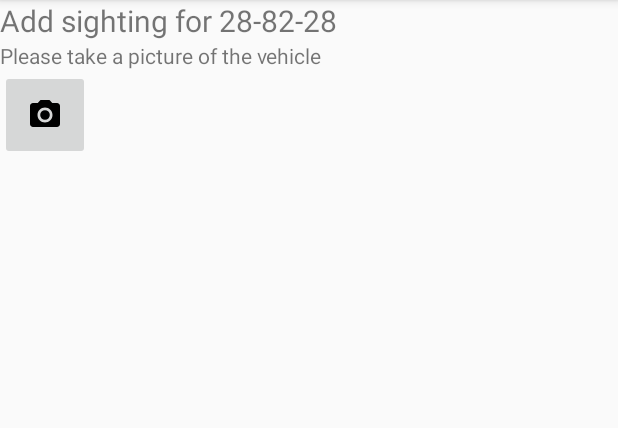
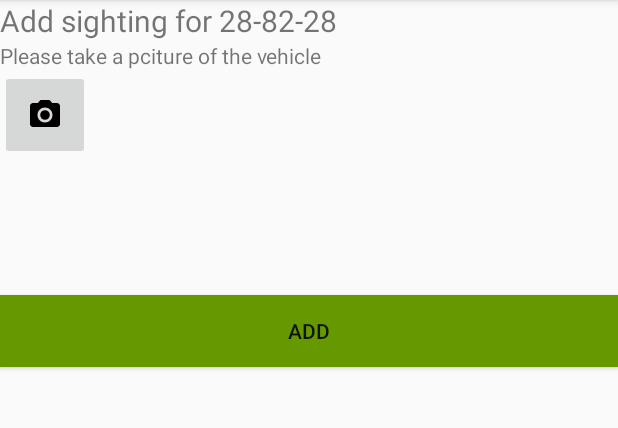
Before and after one commit to roystijsiger/missing-cars-app, an Android app: the NewSightingActivity screen opened directly, with no data from a screen before it, on a phone screen of 412 x 824 dp, the part 84-512 px from its top. Run offline under Robolectric (Android 15) with nearby library versions, the phone set to English and light mode, and no system bars; network calls fail.

Commit message:
add sightings to vehicle

```diff
--- a/app/src/main/java/com/wherismyvehicle/whereismyvehicle/Views/NewSightingActivity.java
+++ b/app/src/main/java/com/wherismyvehicle/whereismyvehicle/Views/NewSightingActivity.java
@@ -1,5 +1,6 @@
 package com.wherismyvehicle.whereismyvehicle.Views;
 
+import android.app.Activity;
 import android.content.Context;
 import android.content.Intent;
 import android.content.pm.PackageManager;
@@ -11,10 +12,14 @@ import android.support.annotation.NonNull;
 import android.support.v4.app.ActivityCompat;
 import android.support.v4.content.ContextCompat;
 import android.support.v7.app.AppCompatActivity;
+import android.util.AttributeSet;
 import android.util.Base64;
 import android.util.Log;
 import android.view.View;
+import android.widget.Button;
 import android.widget.ImageButton;
+import android.widget.ImageView;
+import android.widget.Toast;
 
 import com.google.android.gms.location.FusedLocationProviderClient;
 import com.google.android.gms.location.LocationServices;
@@ -31,19 +36,23 @@ public class NewSightingActivity extends AppCompatActivity implements NewSightin
     private final static int PERMISSIONS_REQUEST_ACCESS_FINE_LOCATION = 1;
     private FusedLocationProviderClient fusedLocationProviderClient;
     private boolean locationPermissionGranted;
-    private String image;
+    private String photo;
     private Location location;
+    private int vehicleId;
+    private Activity activity;
+    private NewSightingActivityPresenter presenter;
     @Override
     public void onCreate(Bundle savedInstanceState) {
         super.onCreate(savedInstanceState);
         setContentView(R.layout.activity_new_sighting);
+        this.vehicleId = getIntent().getIntExtra("vehicle_id", 0);
+        presenter = new NewSightingActivityPresenter(this);
+        this.activity = this;
 
         // Construct a FusedLocationProviderClient.
         fusedLocationProviderClient = LocationServices.getFusedLocationProviderClient(this);
         getLocationPermission();
         getLastLocation();
-
-        int vehicleId = getIntent().getIntExtra("vehicle_id", 0);
 
         //open camera listener
         ImageButton openCameraButton = findViewById(R.id.btn_open_camera);
@@ -56,10 +65,34 @@ public class NewSightingActivity extends AppCompatActivity implements NewSightin
                 }
             }
         });
+
+        Button addSighting = findViewById(R.id.btn_add_sighting);
+        addSighting.setOnClickListener(new View.OnClickListener() {
+            @Override
+            public void onClick(View v) {
+
+                presenter.addNewSightings(location, photo);
+            }
+        });
     }
 
     public Context getContext(){
         return this;
+    }
+
+    public int getVehicleId(){
+        return vehicleId;
+    }
+
+    public void showSuccessMessage(final String message){
+
+        runOnUiThread(new Runnable() {
+            @Override
+            public void run() {
+                String toastMsg = String.format(message);
+                Toast.makeText(activity, toastMsg, Toast.LENGTH_LONG).show();
+            }
+        });
     }
 
     protected void onActivityResult(int requestCode, int resultCode, Intent data) {
@@ -71,7 +104,10 @@ public class NewSightingActivity extends AppCompatActivity implements NewSightin
             imageBitmap.compress(Bitmap.CompressFormat.PNG, 100, byteArrayOutputStream);
             byte[] byteArray = byteArrayOutputStream .toByteArray();
             String encoded = Base64.encodeToString(byteArray, Base64.DEFAULT);
-            this.image = encoded;
+            this.photo = encoded;
+
+            ImageView imagePreview = findViewById(R.id.img_taken_picture);
+            imagePreview.setImageBitmap(imageBitmap);
         }
     }
 
--- a/app/src/main/res/layout/activity_new_sighting.xml
+++ b/app/src/main/res/layout/activity_new_sighting.xml
@@ -13,7 +13,7 @@
         android:id="@+id/lbl_take_picture"
         android:layout_width="wrap_content"
         android:layout_height="wrap_content"
-        android:text="Please take a picture of the vehicle"
+        android:text="Please take a pciture of the vehicle"
         android:layout_below="@id/txt_add_sighting_title"/>
 
     <ImageButton
@@ -31,4 +31,13 @@
         android:layout_height="150sp"
         android:layout_below="@id/lbl_take_picture"/>
 
+    <Button
+        android:id="@+id/btn_add_sighting"
+        android:layout_width="match_parent"
+        android:layout_height="wrap_content"
+        android:background="@android:color/holo_green_dark"
+        android:text="add"
+        android:layout_below="@id/img_taken_picture"
+        />
+
 </RelativeLayout>
```
Also changed, not shown: app/src/main/java/com/wherismyvehicle/whereismyvehicle/Models/Sighting.java (+16 -3 lines), app/src/main/java/com/wherismyvehicle/whereismyvehicle/Presenters/NewSightingActivityPresenter.java (+25 -2 lines).
